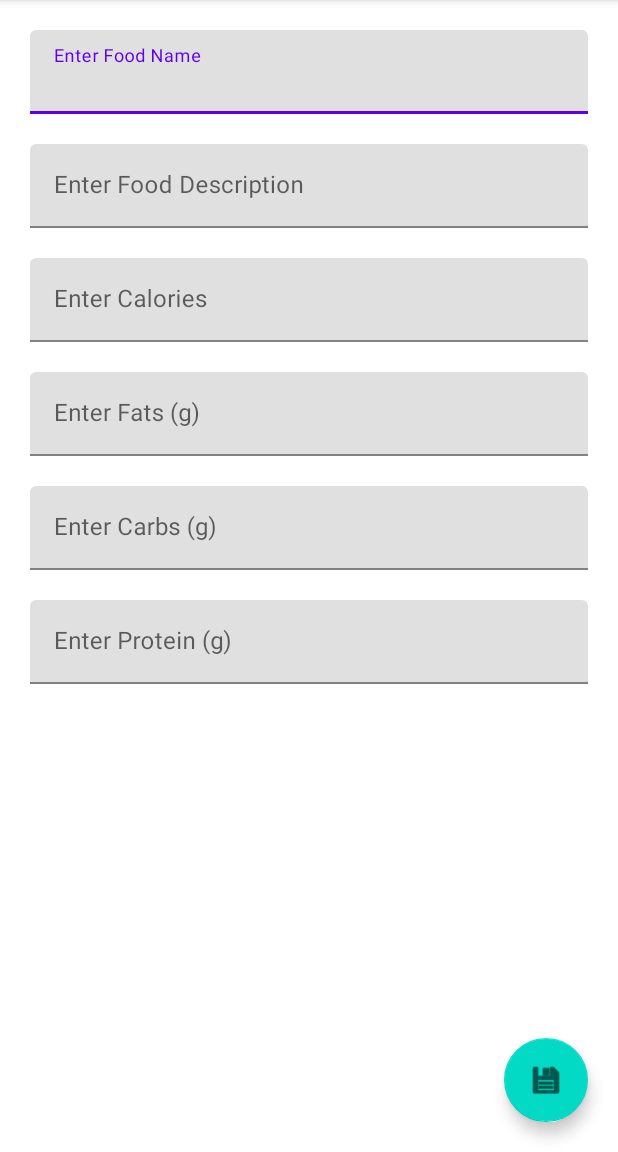
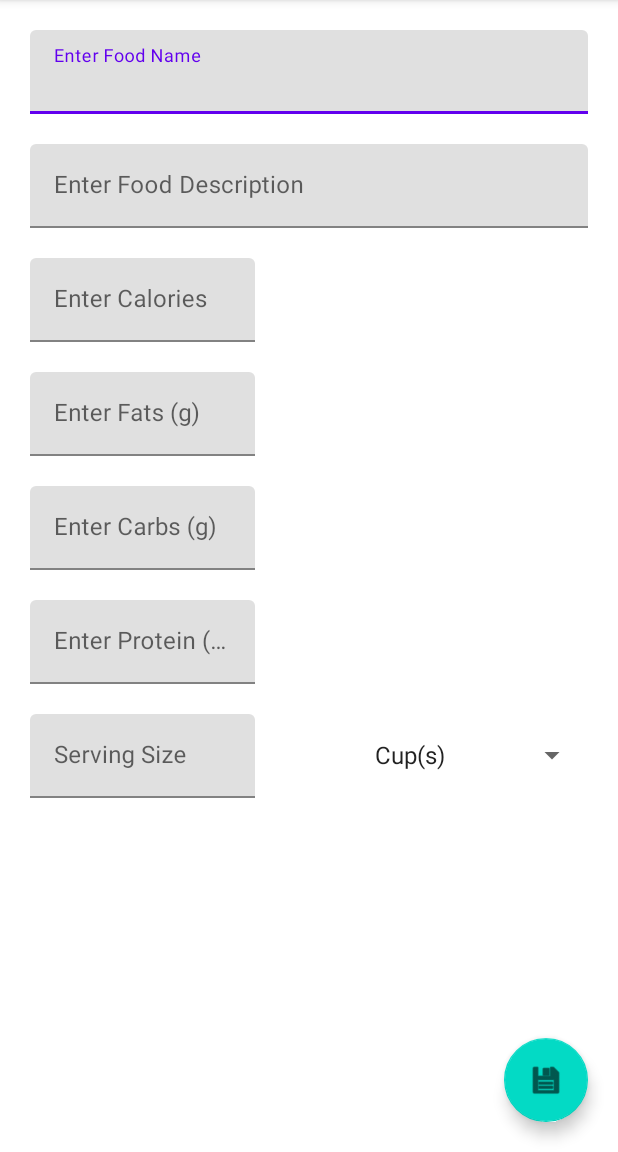
Before and after one commit to ndi1/ShoppingListApp, an Android app: the addFoodActivity screen opened directly, with no data from a screen before it, on a phone screen of 412 x 824 dp, the part 84-1236 px from its top. Run offline under Robolectric (Android 15) with nearby library versions, the phone set to English and light mode, and no system bars.

Commit message:
Modified addFood activity

```diff
--- a/app/src/main/java/com/example/shoppinglistgenerator/addFoodActivity.java
+++ b/app/src/main/java/com/example/shoppinglistgenerator/addFoodActivity.java
@@ -3,12 +3,21 @@ package com.example.shoppinglistgenerator;
 import androidx.appcompat.app.AppCompatActivity;
 
 import android.os.Bundle;
+import android.widget.ArrayAdapter;
+import android.widget.Spinner;
 
 public class addFoodActivity extends AppCompatActivity {
+
+
 
     @Override
     protected void onCreate(Bundle savedInstanceState) {
         super.onCreate(savedInstanceState);
         setContentView(R.layout.activity_add_food);
+        Spinner servingsSpinner = findViewById(R.id.servingSpinner);
+        ArrayAdapter<CharSequence>adapter=ArrayAdapter.createFromResource(this,R.array.servings, android.R.layout.simple_spinner_item);
+        adapter.setDropDownViewResource(android.R.layout.simple_spinner_item);
+        servingsSpinner.setAdapter(adapter);
+
     }
 }
--- a/app/src/main/res/layout/activity_add_food.xml
+++ b/app/src/main/res/layout/activity_add_food.xml
@@ -42,11 +42,11 @@
 
     <com.google.android.material.textfield.TextInputLayout
         android:id="@+id/caloriesTextLayout"
-        android:layout_width="match_parent"
+        android:layout_width="150dp"
         android:layout_height="wrap_content"
         android:layout_margin="20dp"
-        app:layout_constraintTop_toBottomOf="@+id/foodDescriptionTextLayout"
-        tools:layout_editor_absoluteX="20dp">
+        app:layout_constraintStart_toStartOf="parent"
+        app:layout_constraintTop_toBottomOf="@+id/foodDescriptionTextLayout">
 
         <com.google.android.material.textfield.TextInputEditText
             android:id="@+id/caloriesTextbox"
@@ -58,16 +58,15 @@
 
     <com.google.android.material.textfield.TextInputLayout
         android:id="@+id/fatsTextLayout"
-        android:layout_width="match_parent"
+        android:layout_width="150dp"
         android:layout_height="wrap_content"
         android:layout_margin="20dp"
-        app:layout_constraintEnd_toEndOf="parent"
         app:layout_constraintStart_toStartOf="parent"
         app:layout_constraintTop_toBottomOf="@+id/caloriesTextLayout">
 
         <com.google.android.material.textfield.TextInputEditText
             android:id="@+id/fatsTextbox"
-            android:layout_width="match_parent"
+            android:layout_width="150dp"
             android:layout_height="wrap_content"
             android:hint="Enter Fats (g)"
             android:singleLine="true" />
@@ -75,15 +74,15 @@
 
     <com.google.android.material.textfield.TextInputLayout
         android:id="@+id/carbsTextLayout"
-        android:layout_width="match_parent"
+        android:layout_width="150dp"
         android:layout_height="wrap_content"
         android:layout_margin="20dp"
-        app:layout_constraintTop_toBottomOf="@+id/fatsTextLayout"
-        tools:layout_editor_absoluteX="20dp">
+        app:layout_constraintStart_toStartOf="parent"
+        app:layout_constraintTop_toBottomOf="@+id/fatsTextLayout">
 
         <com.google.android.material.textfield.TextInputEditText
             android:id="@+id/carbsTextbox"
-            android:layout_width="match_parent"
+            android:layout_width="150dp"
             android:layout_height="wrap_content"
             android:hint="Enter Carbs (g)"
             android:singleLine="true" />
@@ -91,17 +90,16 @@
 
     <com.google.android.material.textfield.TextInputLayout
         android:id="@+id/proteinTextLayout"
-        android:layout_width="match_parent"
+        android:layout_width="150dp"
         android:layout_height="wrap_content"
         android:layout_margin="20dp"
 
-        app:layout_constraintEnd_toEndOf="parent"
         app:layout_constraintStart_toStartOf="parent"
         app:layout_constraintTop_toBottomOf="@+id/carbsTextLayout">
 
         <com.google.android.material.textfield.TextInputEditText
             android:id="@+id/proteinTextbox"
-            android:layout_width="match_parent"
+            android:layout_width="150dp"
             android:layout_height="wrap_content"
             android:hint="Enter Protein (g)"
             android:singleLine="true" />
@@ -114,7 +112,32 @@
         android:layout_marginBottom="20dp"
         android:clickable="true"
         app:layout_constraintBottom_toBottomOf="parent"
-        app:layout_constraintEnd_toEndOf="@+id/proteinTextLayout"
-        app:srcCompat="@android:drawable/ic_menu_save" />
+        app:layout_constraintEnd_toEndOf="@+id/foodDescriptionTextLayout"
+        app:srcCompat="@android:drawable/ic_menu_save"
+        tools:ignore="SpeakableTextPresentCheck" />
+
+    <com.google.android.material.textfield.TextInputLayout
+        android:id="@+id/servingSizeTextLayout"
+        android:layout_width="150dp"
+        android:layout_height="wrap_content"
+        android:layout_margin="20dp"
+        app:layout_constraintStart_toStartOf="parent"
+        app:layout_constraintTop_toBottomOf="@+id/proteinTextLayout">
+
+        <com.google.android.material.textfield.TextInputEditText
+            android:id="@+id/servingSizeTextbox"
+            android:layout_width="match_parent"
+            android:layout_height="wrap_content"
+            android:hint="Serving Size"
+            android:singleLine="true" />
+
+    </com.google.android.material.textfield.TextInputLayout>
+
+    <Spinner
+        android:id="@+id/servingSpinner"
+        android:layout_width="150dp"
+        android:layout_height="57dp"
+        app:layout_constraintBottom_toBottomOf="@+id/servingSizeTextLayout"
+        app:layout_constraintEnd_toEndOf="@+id/foodDescriptionTextLayout" />
 
 </androidx.constraintlayout.widget.ConstraintLayout>
--- a/app/src/main/res/values/strings.xml
+++ b/app/src/main/res/values/strings.xml
@@ -1,5 +1,14 @@
 <resources>
     <string name="app_name">Shopping List Generator</string>
-    <!-- TODO: Remove or change this placeholder text -->
-    <string name="hello_blank_fragment">Hello blank fragment</string>
+    <string-array name="servings">
+        <item>Cup(s)</item>
+        <item>Pound(s)</item>
+        <item>Grams</item>
+        <item>Ounces</item>
+        <item>Fl oz</item>
+        <item>Gallon(s)</item>
+        <item>Pint(s)</item>
+        <item>tsp</item>
+        <item>tbsp</item>
+    </string-array>
 </resources>
```
